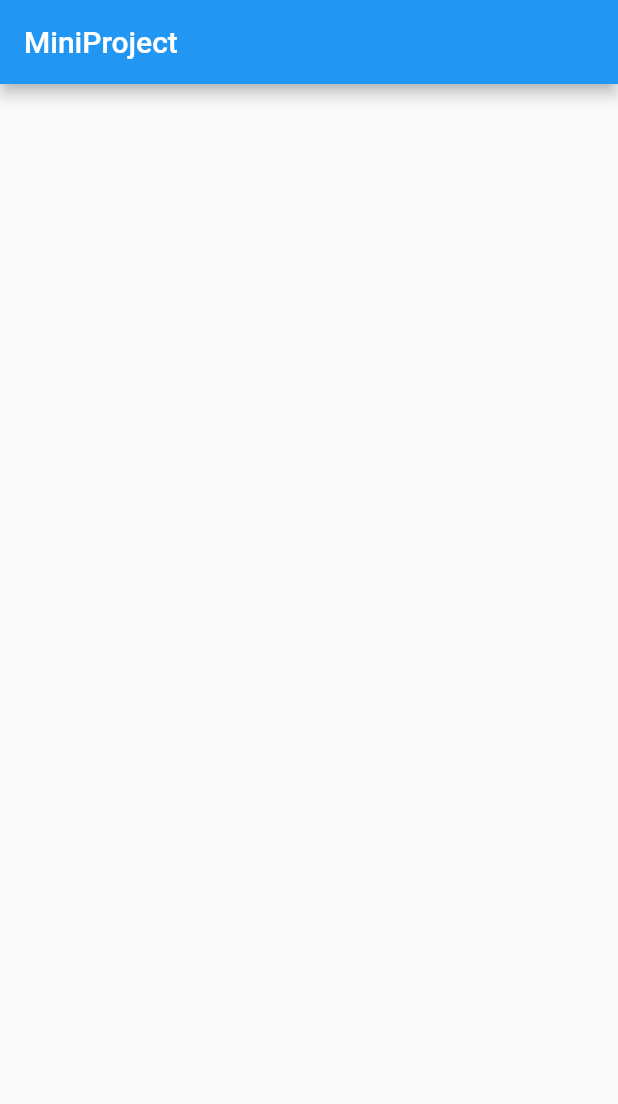
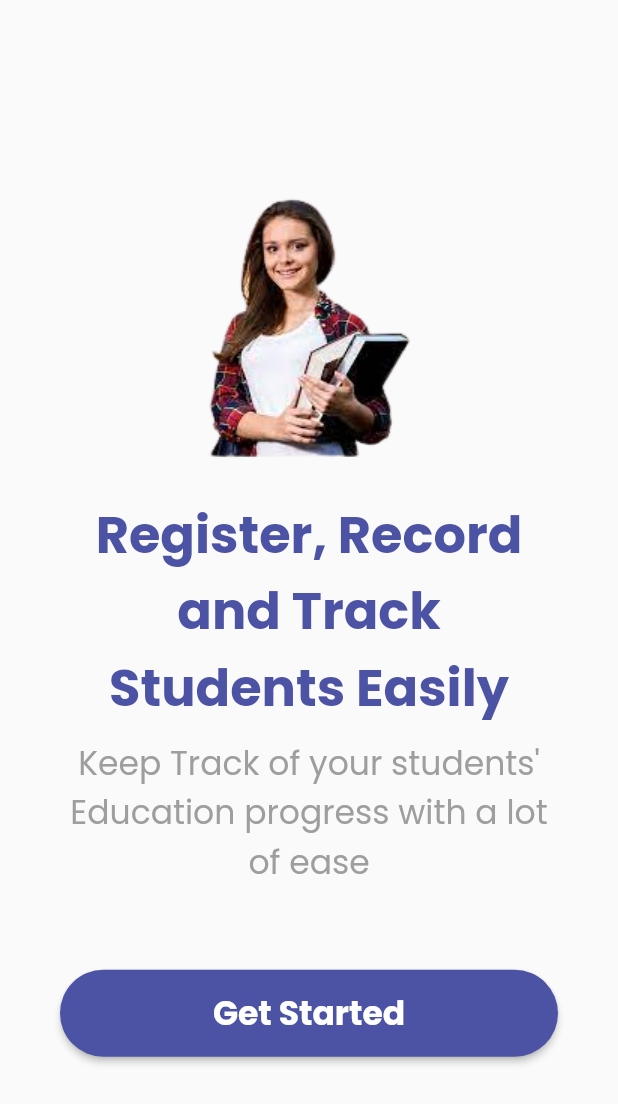
Before and after one commit to KeithAnnonMM/student_authentication, a Flutter app: the screen it shows after launch, on a phone screen of 412 x 824 dp. Shown: the top 1104 px of the screen. Run offline on Flutter 3.47's test engine with Material 2 defaults, Android fonts, the phone set to English and light mode, and no system bars; our stand-ins replace font_awesome_flutter, google_fonts.

Commit message:
Splash and welcome screen

```diff
--- /dev/null
+++ b/lib/reusables/reusable_button.dart
@@ -0,0 +1,31 @@
+import 'package:flutter/material.dart';
+import 'package:google_fonts/google_fonts.dart';
+
+Container reusableButton(
+    BuildContext context, String text, Function ontap, bool isHome) {
+  return Container(
+      width: MediaQuery.of(context).size.width,
+      height: 58,
+      decoration: BoxDecoration(borderRadius: BorderRadius.circular(90)),
+      child: ElevatedButton(
+        onPressed: () {
+          ontap();
+        },
+        style: ButtonStyle(
+            backgroundColor: MaterialStateProperty.resolveWith((states) {
+              if (states.contains(MaterialState.pressed)) {
+                return Colors.black;
+              }
+              return isHome ? const Color(0xFF4C53a5) : Colors.white;
+            }),
+            shape: MaterialStateProperty.all<RoundedRectangleBorder>(
+                RoundedRectangleBorder(
+                    borderRadius: BorderRadius.circular(30)))),
+        child: Text(text,
+            style: GoogleFonts.poppins(
+              color: isHome ? Colors.white : Colors.black87,
+              fontWeight: FontWeight.bold,
+              fontSize: 22,
+            )),
+      ));
+}
--- /dev/null
+++ b/lib/reusables/reusable_text.dart
@@ -0,0 +1,14 @@
+import 'package:flutter/widgets.dart';
+import 'package:google_fonts/google_fonts.dart';
+
+Text reusableText(
+        {required String text, required bool isHead, required Color color}) =>
+    Text(
+      text,
+      textAlign: TextAlign.center,
+      style: GoogleFonts.poppins(
+        fontSize: isHead ? 34 : 22,
+        fontWeight: isHead ? FontWeight.bold : FontWeight.normal,
+        color: color,
+      ),
+    );
--- /dev/null
+++ b/lib/splashscreen/welcome.dart
@@ -0,0 +1,42 @@
+import 'package:flutter/material.dart';
+import 'package:font_awesome_flutter/font_awesome_flutter.dart';
+import 'package:student_authentication/reusables/reusable_button.dart';
+import 'package:student_authentication/reusables/reusable_text.dart';
+
+class Welcome extends StatelessWidget {
+  const Welcome({super.key});
+
+  @override
+  Widget build(BuildContext context) {
+    return Scaffold(
+      body: Padding(
+        padding: const EdgeInsets.only(left: 40.0, right: 40.0),
+        child: Center(
+          child: Column(
+            mainAxisAlignment: MainAxisAlignment.center,
+            children: [
+              const Image(image: AssetImage('assets/student2.png')),
+              const SizedBox(height: 15),
+              reusableText(
+                color: const Color(0xFF4C53a5),
+                text: 'Register, Record and Track Students Easily',
+                isHead: true,
+              ),
+              const SizedBox(height: 8),
+              reusableText(
+                color: Colors.grey,
+                text:
+                    'Keep Track of your students\' Education progress with a lot of ease',
+                isHead: false,
+              ),
+              const SizedBox(height: 55),
+              reusableButton(context, 'Get Started', () {
+                Navigator.pushReplacementNamed(context, '/login');
+              }, true)
+            ],
+          ),
+        ),
+      ),
+    );
+  }
+}
```
Also changed, not shown: lib/main.dart (+10 -2 lines), lib/splashscreen/splashscreen.dart (added, +44 -0 lines), lib/user_auth/login.dart (added, +19 -0 lines), pubspec.yaml (+3 -4 lines), assets/student1.png (added), assets/student2.png (added), lib/user_auth/signup.dart (added), pubspec.lock, 2 other files.
